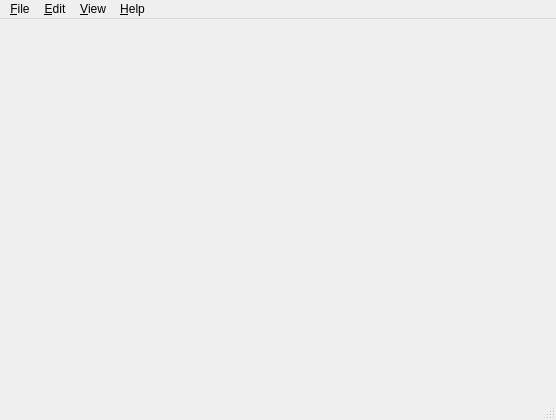
Qt form gather/gtapp/gtmainwindow.ui (tomnotcat/gather) before a commit.
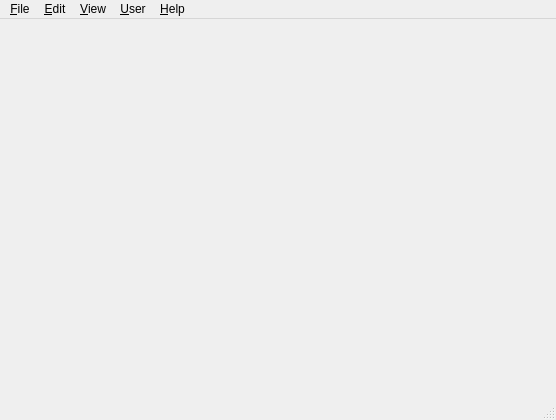
The same form after that commit.

Commit message: Add UserManager, gtuserserver

Diff of the .ui file:
```diff
--- a/gather/gtapp/gtmainwindow.ui
+++ b/gather/gtapp/gtmainwindow.ui
@@ -140,9 +140,16 @@
     </property>
     <addaction name="actionAboutGather"/>
    </widget>
+   <widget class="QMenu" name="menuUser">
+    <property name="title">
+     <string>&amp;User</string>
+    </property>
+    <addaction name="actionLogin"/>
+   </widget>
    <addaction name="menuFile"/>
    <addaction name="menuEdit"/>
    <addaction name="menuView"/>
+   <addaction name="menuUser"/>
    <addaction name="menuHelp"/>
   </widget>
   <action name="actionOpenFile">
```
Left out of the diff: 5 changed lines with no effect on the pictures. The commit also changes 35 other files.
